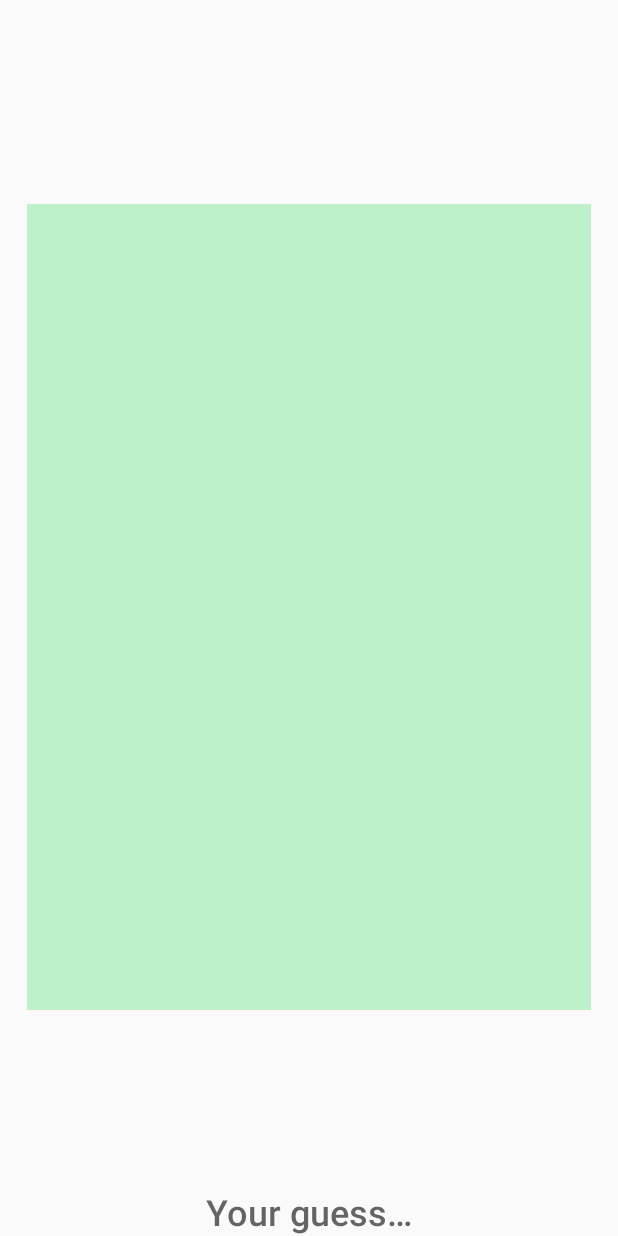
After one commit to TiagoMMDavid/DrawAndGuess, an Android app: the DragGameActivity screen opened directly, with no data from a screen before it, on a phone screen of 412 x 824 dp. The commit adds this screen. Run offline under Robolectric (Android 15) with nearby library versions, the phone set to English and light mode, and no system bars.

Commit message:
Implemented Game State
Started working on rotating the drawing with the screen

```diff
--- a/app/src/main/AndroidManifest.xml
+++ b/app/src/main/AndroidManifest.xml
@@ -9,7 +9,7 @@
         android:supportsRtl="true"
         android:roundIcon="@mipmap/launcher_icon_round"
         android:theme="@style/AppTheme">
-        <activity android:name=".DragDraw" />
+        <activity android:name=".DragGameActivity" />
         <activity android:name=".DragLauncher">
             <intent-filter>
                 <action android:name="android.intent.action.MAIN" />
--- /dev/null
+++ b/app/src/main/java/edu/isel/pdm/li51xd/g08/drag/DragGameActivity.kt
@@ -0,0 +1,31 @@
+package edu.isel.pdm.li51xd.g08.drag
+
+import androidx.appcompat.app.AppCompatActivity
+import android.os.Bundle
+import android.util.Log
+import androidx.activity.viewModels
+import edu.isel.pdm.li51xd.g08.drag.databinding.ActivityDrawBinding
+import edu.isel.pdm.li51xd.g08.drag.utils.DrawingListener
+
+class DragGameActivity : AppCompatActivity() {
+    private val binding: ActivityDrawBinding by lazy { ActivityDrawBinding.inflate(layoutInflater) }
+    private val viewModel: DrawViewModel by viewModels()
+
+    override fun onCreate(savedInstanceState: Bundle?) {
+        super.onCreate(savedInstanceState)
+        setContentView(binding.root)
+
+        binding.drawing.setOnDrawChangeListener(object: DrawingListener {
+            override fun onNewPoint(x: Float, y: Float, isInitial: Boolean) {
+                viewModel.addPoint(x, y, isInitial)
+            }
+
+            override fun onSizeChange(sizeX: Float, sizeY: Float) {
+                val matrix = viewModel.getScaleMatrix(sizeX, sizeY)
+                binding.drawing.drawModel(viewModel.game.currentDrawing, matrix)
+            }
+
+        })
+        binding.drawing.drawModel(viewModel.game.currentDrawing)
+    }
+}
--- a/app/src/main/java/edu/isel/pdm/li51xd/g08/drag/DrawViewModel.kt
+++ b/app/src/main/java/edu/isel/pdm/li51xd/g08/drag/DrawViewModel.kt
@@ -1,18 +1,48 @@
 package edu.isel.pdm.li51xd.g08.drag
 
+import android.graphics.Matrix
 import android.graphics.Path
 import androidx.lifecycle.SavedStateHandle
 import androidx.lifecycle.ViewModel
-import edu.isel.pdm.li51xd.g08.drag.model.Draw
+import edu.isel.pdm.li51xd.g08.drag.model.GameState
+import edu.isel.pdm.li51xd.g08.drag.model.Point
 
-const val SAVED_DRAWING_KEY = "DRAG.Draw"
+const val SAVED_STATE_KEY = "DRAG.State"
 
 class DrawViewModel(private val savedState: SavedStateHandle) : ViewModel() {
-    val model : Draw by lazy {
-        savedState[SAVED_DRAWING_KEY] ?: Draw(Path())
+    val game : GameState by lazy {
+        savedState[SAVED_STATE_KEY] ?: GameState()
     }
 
     fun save() {
-        savedState[SAVED_DRAWING_KEY] = model
+        savedState[SAVED_STATE_KEY] = game
+    }
+
+    // TODO: FIX SCALING
+    fun getScaleMatrix(sizeX: Float, sizeY: Float): Matrix {
+        val currentDrawing = game.currentDrawing
+
+        val matrix = Matrix()
+        val oldX = currentDrawing.sizeX
+        val oldY = currentDrawing.sizeY
+        currentDrawing.sizeX = sizeX
+        currentDrawing.sizeY = sizeY
+        var scaleX = sizeX/oldX
+        var scaleY = sizeY/oldY
+        if (scaleX > 1 && scaleY > 1) {
+            scaleX = 1f
+            scaleY = 1f
+        }
+        if (!(oldX == 0f || oldY == 0f) ) {
+            matrix.setScale(scaleX, scaleY)
+        }
+
+        save()
+        return matrix
+    }
+
+    fun addPoint(x: Float, y: Float, initial: Boolean) {
+        game.currentDrawing.points.add(Point(x, y, initial))
+        save()
     }
 }
--- /dev/null
+++ b/app/src/main/java/edu/isel/pdm/li51xd/g08/drag/model/Drawing.kt
@@ -0,0 +1,13 @@
+package edu.isel.pdm.li51xd.g08.drag.model
+
+import android.os.Parcelable
+import kotlinx.android.parcel.Parcelize
+import java.util.*
+
+@Parcelize
+data class Point(val x: Float, val y: Float, val isInitial: Boolean) : Parcelable
+
+@Parcelize
+data class Drawing(val points: LinkedList<Point> = LinkedList(),
+                   var sizeX: Float = 0f,
+                   var sizeY: Float = 0f) : Parcelable
--- /dev/null
+++ b/app/src/main/java/edu/isel/pdm/li51xd/g08/drag/model/GameState.kt
@@ -0,0 +1,15 @@
+package edu.isel.pdm.li51xd.g08.drag.model
+
+import android.os.Parcelable
+import edu.isel.pdm.li51xd.g08.drag.model.GameState.State.*
+import kotlinx.android.parcel.Parcelize
+import java.util.*
+
+@Parcelize
+data class GameState(
+        val currentDrawing: Drawing = Drawing(),
+        val drawGuesses: LinkedList<DrawGuess> = LinkedList(),
+        var state: State = DEFINING) : Parcelable {
+            enum class State { DEFINING, DRAWING, GUESSING, RESULTS
+        }
+}
--- /dev/null
+++ b/app/src/main/java/edu/isel/pdm/li51xd/g08/drag/utils/DrawingListener.kt
@@ -0,0 +1,7 @@
+package edu.isel.pdm.li51xd.g08.drag.utils
+
+interface DrawingListener {
+    fun onNewPoint(x: Float, y: Float, isInitial: Boolean)
+
+    fun onSizeChange(sizeX: Float, sizeY: Float)
+}
--- /dev/null
+++ b/app/src/main/java/edu/isel/pdm/li51xd/g08/drag/view/DrawingView.kt
@@ -0,0 +1,66 @@
+package edu.isel.pdm.li51xd.g08.drag.view
+
+import android.content.Context
+import android.graphics.*
+import android.util.AttributeSet
+import android.view.MotionEvent
+import android.view.View
+import edu.isel.pdm.li51xd.g08.drag.model.Drawing
+import edu.isel.pdm.li51xd.g08.drag.utils.DrawingListener
+
+
+class DrawingView(context: Context?, attrs: AttributeSet?) : View(context, attrs) {
+    private val currPath : Path = Path()
+    private var drawingListener: DrawingListener? = null
+
+    private companion object {
+        val brush: Paint = Paint().apply {
+            color = Color.BLACK
+            strokeWidth = 8f
+            style = Paint.Style.STROKE
+        }
+    }
+
+    fun drawModel(model: Drawing, matrix: Matrix = Matrix()) {
+        currPath.reset()
+        model.points.forEach {
+            if (it.isInitial) {
+                currPath.moveTo(it.x, it.y)
+            } else {
+                currPath.lineTo(it.x, it.y)
+            }
+        }
+        // TODO: FIX SCALING
+        currPath.transform(matrix)
+        invalidate()
+    }
+
+    fun setOnDrawChangeListener(drawingListener: DrawingListener) {
+        this.drawingListener = drawingListener
+    }
+
+    override fun onDraw(canvas: Canvas?) {
+        super.onDraw(canvas)
+        canvas?.drawPath(currPath, brush)
+    }
+
+    override fun onTouchEvent(event: MotionEvent?): Boolean {
+        when (event?.action) {
+            MotionEvent.ACTION_DOWN -> {
+                currPath.moveTo(event.x, event.y)
+                drawingListener?.onNewPoint(event.x, event.y, true)
+            }
+            MotionEvent.ACTION_MOVE -> {
+                currPath.lineTo(event.x, event.y)
+                drawingListener?.onNewPoint(event.x, event.y, false)
+            }
+        }
+        invalidate()
+        return true
+    }
+
+    override fun onSizeChanged(w: Int, h: Int, oldw: Int, oldh: Int) {
+        super.onSizeChanged(w, h, oldw, oldh)
+        drawingListener?.onSizeChange(w.toFloat(), h.toFloat())
+    }
+}
--- /dev/null
+++ b/app/src/main/res/layout-land/activity_draw.xml
@@ -0,0 +1,36 @@
+<?xml version="1.0" encoding="utf-8"?>
+<androidx.constraintlayout.widget.ConstraintLayout xmlns:android="http://schemas.android.com/apk/res/android"
+    xmlns:app="http://schemas.android.com/apk/res-auto"
+    xmlns:tools="http://schemas.android.com/tools"
+    android:layout_width="match_parent"
+    android:layout_height="match_parent"
+    app:layout_constraintDimensionRatio="0.7"
+    tools:context=".DragGameActivity">
+
+    <edu.isel.pdm.li51xd.g08.drag.view.DrawingView
+        android:id="@+id/drawing"
+        android:layout_width="0dp"
+        android:layout_height="0dp"
+        android:layout_marginStart="18dp"
+        android:layout_marginTop="18dp"
+        android:layout_marginEnd="18dp"
+        android:background="#BEF1CA"
+        app:layout_constraintBottom_toTopOf="@+id/drawingWord"
+        app:layout_constraintDimensionRatio="0.7"
+        app:layout_constraintEnd_toEndOf="parent"
+        app:layout_constraintStart_toStartOf="parent"
+        app:layout_constraintTop_toTopOf="parent"
+        app:layout_constraintVertical_bias="1.0" />
+
+    <TextView
+        android:id="@+id/drawingWord"
+        android:layout_width="wrap_content"
+        android:layout_height="wrap_content"
+        android:fontFamily="sans-serif-medium"
+        android:hint="@string/guessHint"
+        android:textSize="24sp"
+        app:layout_constraintBottom_toBottomOf="parent"
+        app:layout_constraintEnd_toEndOf="parent"
+        app:layout_constraintStart_toStartOf="parent" />
+
+</androidx.constraintlayout.widget.ConstraintLayout>
--- a/app/src/main/res/layout/activity_draw.xml
+++ b/app/src/main/res/layout/activity_draw.xml
@@ -4,21 +4,32 @@
     xmlns:tools="http://schemas.android.com/tools"
     android:layout_width="match_parent"
     android:layout_height="match_parent"
-    tools:context=".DragDraw">
+    tools:context=".DragGameActivity">
 
-    <edu.isel.pdm.li51xd.g08.drag.view.DrawView
+    <edu.isel.pdm.li51xd.g08.drag.view.DrawingView
         android:id="@+id/drawing"
         android:layout_width="0dp"
         android:layout_height="0dp"
         android:layout_marginStart="18dp"
         android:layout_marginTop="18dp"
         android:layout_marginEnd="18dp"
-        android:layout_marginBottom="18dp"
-        app:layout_constraintBottom_toBottomOf="parent"
+        android:background="#BEF1CA"
+        app:layout_constraintBottom_toTopOf="@+id/drawingWord"
+        app:layout_constraintDimensionRatio="0.7"
         app:layout_constraintEnd_toEndOf="parent"
         app:layout_constraintHorizontal_bias="0.0"
         app:layout_constraintStart_toStartOf="parent"
-        app:layout_constraintTop_toTopOf="parent"
-        app:layout_constraintVertical_bias="0.0" />
+        app:layout_constraintTop_toTopOf="parent" />
+
+    <TextView
+        android:id="@+id/drawingWord"
+        android:layout_width="wrap_content"
+        android:layout_height="wrap_content"
+        android:fontFamily="sans-serif-medium"
+        android:hint="@string/guessHint"
+        android:textSize="24sp"
+        app:layout_constraintBottom_toBottomOf="parent"
+        app:layout_constraintEnd_toEndOf="parent"
+        app:layout_constraintStart_toStartOf="parent" />
 
 </androidx.constraintlayout.widget.ConstraintLayout>
--- a/app/src/main/res/values/strings.xml
+++ b/app/src/main/res/values/strings.xml
@@ -3,4 +3,5 @@
     <string name="roundNumber">Number of Rounds</string>
     <string name="playerNumber">Number of Players</string>
     <string name="start">Start</string>
+    <string name="guessHint">Your guess…</string>
 </resources>
```
Also changed, not shown: app/src/main/java/edu/isel/pdm/li51xd/g08/drag/DragDraw.kt (deleted, +0 -21 lines), app/src/main/java/edu/isel/pdm/li51xd/g08/drag/DragLauncher.kt (deleted, +0 -56 lines), app/src/main/java/edu/isel/pdm/li51xd/g08/drag/DragLauncherActivity.kt (added, +69 -0 lines), app/src/main/java/edu/isel/pdm/li51xd/g08/drag/model/Draw.kt (deleted, +0 -9 lines), app/src/main/java/edu/isel/pdm/li51xd/g08/drag/model/DrawGuess.kt (added, +7 -0 lines), app/src/main/java/edu/isel/pdm/li51xd/g08/drag/view/DrawView.kt (deleted, +0 -47 lines), 3 other files.
